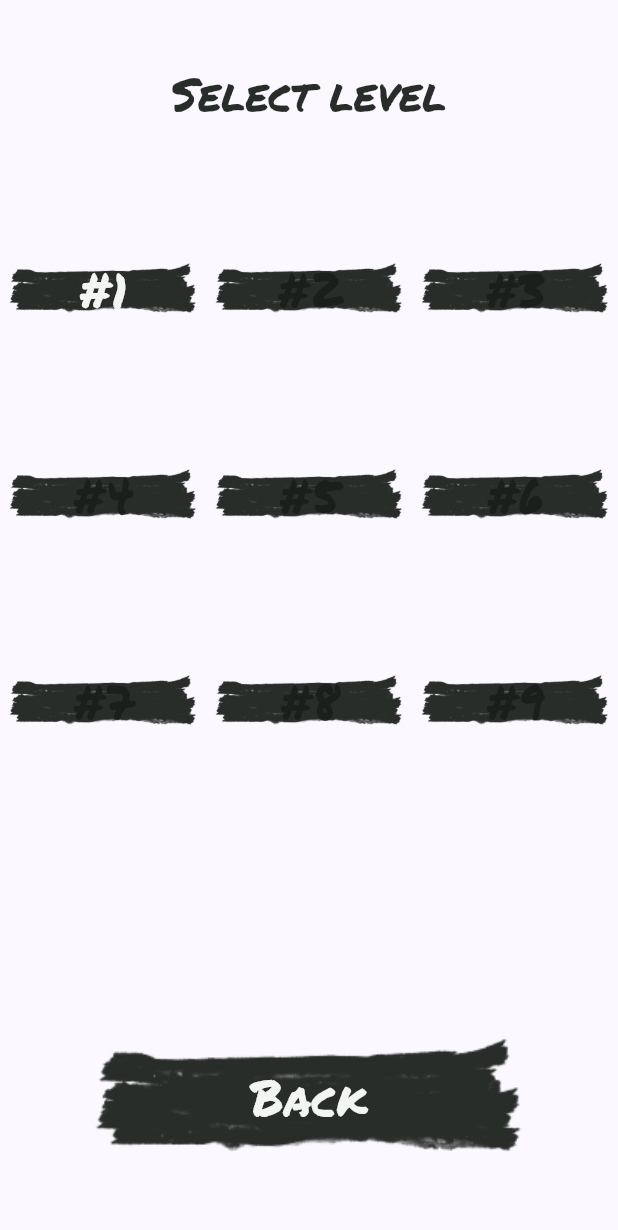
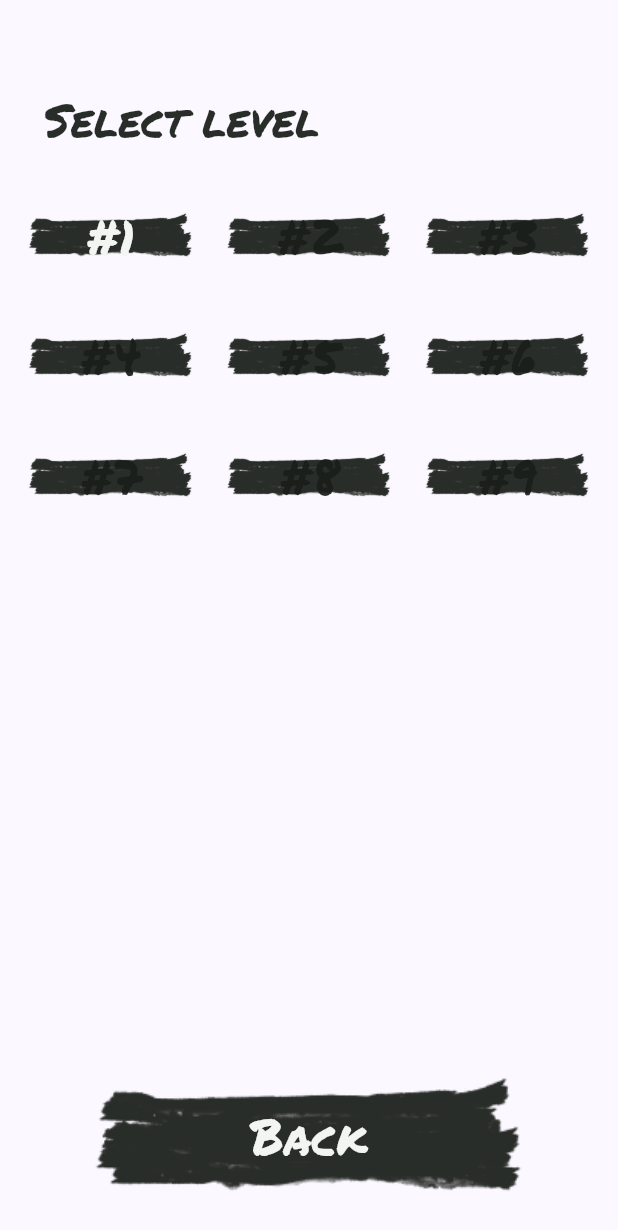
Before and after one commit to filiph/tictactoe, a Flutter app: the screen it shows after launch, after a tap on "Play", on a phone screen of 412 x 824 dp. Shown: the top 1230 px of the screen. Run offline on Flutter 3.47's test engine with Material 2 defaults, Android fonts, the phone set to English and light mode, and no system bars; our stand-ins replace go_router; statements that could not run were skipped.

Commit message:
Implement responsiveness
Going to landscape mode should no longer trip the game up. At some level, the game now works okay on tablets.

```diff
--- a/lib/src/level_selection/level_selection_screen.dart
+++ b/lib/src/level_selection/level_selection_screen.dart
@@ -1,6 +1,7 @@
 import 'package:flutter/material.dart';
 import 'package:flutter_game_sample/src/achievements/player_progress.dart';
 import 'package:flutter_game_sample/src/level_selection/levels.dart';
+import 'package:flutter_game_sample/src/style/responsive_screen.dart';
 import 'package:flutter_game_sample/src/style/rough/button.dart';
 import 'package:go_router/go_router.dart';
 import 'package:provider/provider.dart';
@@ -13,26 +14,23 @@ class LevelSelectionScreen extends StatelessWidget {
     final playerProgress = context.watch<PlayerProgress>();
 
     return Scaffold(
-      body: Center(
-        child: Column(
-          mainAxisAlignment: MainAxisAlignment.center,
-          children: <Widget>[
-            const SizedBox(
-              height: 40,
-            ),
-            Center(
+      body: ResponsiveScreen(
+        squarishMainArea: SingleChildScrollView(
+          child: Wrap(
+            alignment: WrapAlignment.spaceBetween,
+            runAlignment: WrapAlignment.center,
+            children: [
+              SizedBox(
+                width: double.infinity,
+                child: Padding(
+                  padding: const EdgeInsets.all(16),
                   child: Text(
                     'Select level',
-                style: TextStyle(fontFamily: 'Permanent Marker', fontSize: 30),
+                    style:
+                        TextStyle(fontFamily: 'Permanent Marker', fontSize: 30),
                   ),
                 ),
-            const SizedBox(
-              height: 40,
               ),
-            Expanded(
-              child: GridView.extent(
-                maxCrossAxisExtent: 170,
-                children: [
               for (final level in gameLevels)
                 ConstrainedBox(
                   constraints: BoxConstraints(
@@ -40,10 +38,10 @@ class LevelSelectionScreen extends StatelessWidget {
                     maxWidth: 120,
                   ),
                   child: AspectRatio(
-                        aspectRatio: 1,
+                    aspectRatio: 3 / 2,
                     child: RoughButton(
-                          onTap: playerProgress.highestLevelReached >=
-                                  level.number - 1
+                      onTap:
+                          playerProgress.highestLevelReached >= level.number - 1
                               ? () => GoRouter.of(context)
                                   .go('/play/session/', extra: level)
                               : null,
@@ -54,20 +52,12 @@ class LevelSelectionScreen extends StatelessWidget {
             ],
           ),
         ),
-            SizedBox(
-              height: 40,
-            ),
-            RoughButton(
+        rectangularMenuArea: RoughButton(
           onTap: () {
             GoRouter.of(context).pop();
           },
           child: const Text('Back'),
         ),
-            const SizedBox(
-              height: 40,
-            ),
-          ],
-        ),
       ),
     );
   }
--- a/lib/src/main_menu/main_menu_screen.dart
+++ b/lib/src/main_menu/main_menu_screen.dart
@@ -2,6 +2,7 @@ import 'package:flutter/cupertino.dart';
 import 'package:flutter/foundation.dart';
 import 'package:flutter/material.dart';
 import 'package:flutter_game_sample/flavors.dart';
+import 'package:flutter_game_sample/src/style/responsive_screen.dart';
 import 'package:flutter_game_sample/src/style/rough/button.dart';
 import 'package:go_router/go_router.dart';
 
@@ -10,13 +11,12 @@ class MainMenuScreen extends StatelessWidget {
 
   @override
   Widget build(BuildContext context) {
+    const gap = SizedBox(height: 20);
+
     return Scaffold(
-      body: Center(
-        child: Column(
-          mainAxisAlignment: MainAxisAlignment.center,
-          children: <Widget>[
-            Spacer(),
-            Transform.rotate(
+      body: ResponsiveScreen(
+        squarishMainArea: Center(
+          child: Transform.rotate(
             angle: -0.1,
             child: const Text(
               'Flutter Game Sample!',
@@ -28,11 +28,14 @@ class MainMenuScreen extends StatelessWidget {
               ),
             ),
           ),
+        ),
+        rectangularMenuArea: Column(
+          mainAxisSize: MainAxisSize.min,
+          children: <Widget>[
             if (flavor == Flavor.lite) ...[
-              const Spacer(),
               Text('‘Lite’ version (for the web)'),
             ],
-            const Spacer(),
+            gap,
             RoughButton(
               onTap: () {
                 GoRouter.of(context).go('/play');
@@ -70,7 +73,7 @@ class MainMenuScreen extends StatelessWidget {
                 ),
               ),
             ),
-            const Spacer(),
+            gap,
           ],
         ),
       ),
--- /dev/null
+++ b/lib/src/style/responsive_screen.dart
@@ -0,0 +1,89 @@
+import 'package:flutter/material.dart';
+
+class ResponsiveScreen extends StatelessWidget {
+  /// This is the "hero" of the screen. It's more or less square, and will
+  /// be placed in the visual "center" of the screen.
+  final Widget squarishMainArea;
+
+  /// The second-largest area after [squarishMainArea]. It can be narrow
+  /// or wide.
+  final Widget rectangularMenuArea;
+
+  /// An area reserved for some static text close to the top of the screen.
+  final Widget topMessageArea;
+
+  const ResponsiveScreen({
+    required this.squarishMainArea,
+    required this.rectangularMenuArea,
+    this.topMessageArea = const SizedBox.shrink(),
+    Key? key,
+  }) : super(key: key);
+
+  @override
+  Widget build(BuildContext context) {
+    return LayoutBuilder(
+      builder: (context, constraints) {
+        // This widget wants to fill the whole screen.
+        final size = constraints.biggest;
+        final padding = EdgeInsets.all(size.shortestSide / 30);
+
+        if (size.height >= size.width) {
+          // "Portrait" / "mobile" mode.
+          return Column(
+            crossAxisAlignment: CrossAxisAlignment.stretch,
+            children: [
+              Padding(
+                padding: padding,
+                child: topMessageArea,
+              ),
+              Expanded(
+                child: Padding(
+                  padding: padding,
+                  child: squarishMainArea,
+                ),
+              ),
+              Padding(
+                padding: padding,
+                child: rectangularMenuArea,
+              ),
+            ],
+          );
+        } else {
+          // "Landscape" / "tablet" mode.
+          return Row(
+            crossAxisAlignment: CrossAxisAlignment.stretch,
+            children: [
+              Expanded(
+                flex: 7,
+                child: Padding(
+                  padding: padding,
+                  child: squarishMainArea,
+                ),
+              ),
+              Expanded(
+                flex: 3,
+                child: Column(
+                  children: [
+                    Padding(
+                      padding: padding,
+                      child: topMessageArea,
+                    ),
+                    Expanded(
+                      child: Align(
+                        alignment: Alignment.bottomCenter,
+                        child: Padding(
+                          padding: padding,
+                          child: rectangularMenuArea,
+                        ),
+                      ),
+                    )
+                  ],
+                ),
+              ),
+            ],
+          );
+        }
+      },
+    );
+  }
+}
```
Also changed, not shown: lib/src/achievements/achievements_screen.dart (+4 -13 lines), lib/src/play_session/play_session_screen.dart (+13 -13 lines), lib/src/settings/settings_screen.dart (+5 -15 lines), lib/src/win_game/win_game_screen.dart (+25 -23 lines). Lines whose indentation alone changed are shown as unchanged.
